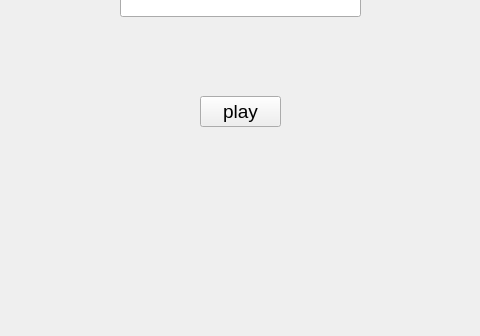
First picture: the form in doremi/mainwindow.ui, repository program-practice-doremi/DoReMi, before the edit; both pictures show x 150 to 630 and y 264 to 600 of the 800 by 600 pixel window.
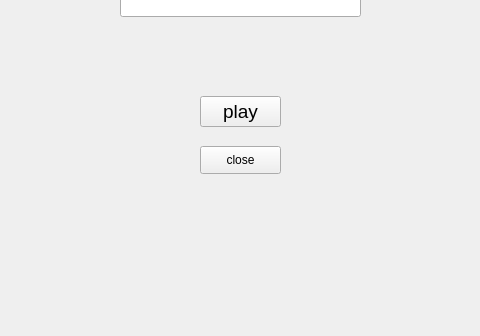
Second picture: the form after the edit.

Patch:
```diff
--- a/doremi/mainwindow.ui
+++ b/doremi/mainwindow.ui
@@ -53,6 +53,19 @@
      <string>play</string>
     </property>
    </widget>
+   <widget class="QPushButton" name="pushButton_2">
+    <property name="geometry">
+     <rect>
+      <x>350</x>
+      <y>410</y>
+      <width>81</width>
+      <height>28</height>
+     </rect>
+    </property>
+    <property name="text">
+     <string>close</string>
+    </property>
+   </widget>
   </widget>
   <widget class="QMenuBar" name="menubar">
    <property name="geometry">
```
Left out of the diff: 2 changed lines with no effect on the pictures.
